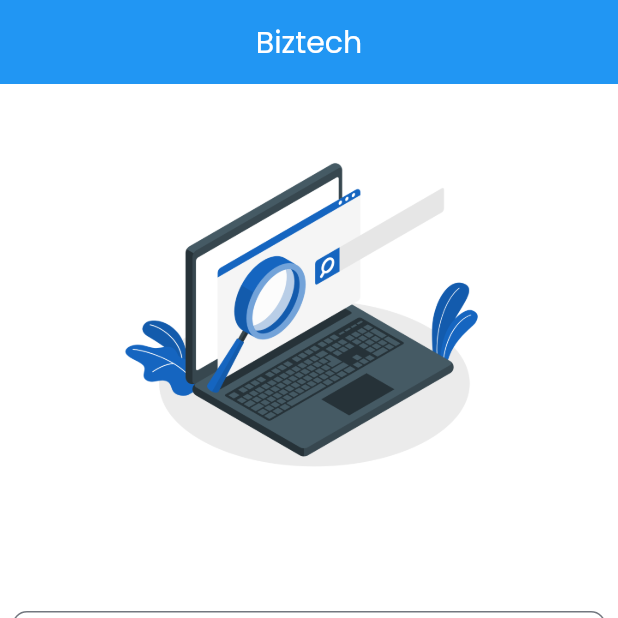
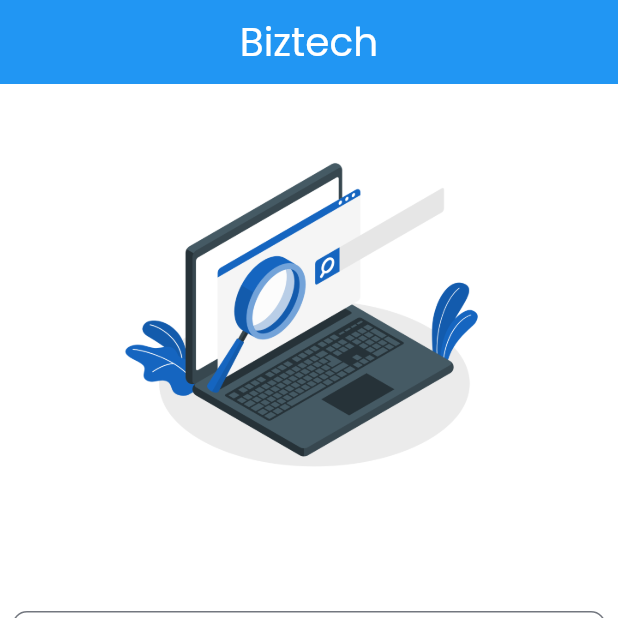
Before and after one commit to SachinKumar-dev/Biztech, a Flutter app: the screen it shows after launch, on a phone screen of 412 x 824 dp, the top half of it. Run offline on Flutter 3.47's test engine with Material 3 defaults, Android fonts, the phone set to English and light mode, and no system bars; our stand-ins replace dio, get, google_fonts, webview_flutter.

Commit message:
Final app

```diff
--- a/lib/Service/api_service.dart
+++ b/lib/Service/api_service.dart
@@ -12,9 +12,8 @@ class ApiService extends GetxController {
 
   Future<bool> checkUser(String user, String password) async {
     Get.dialog(
-      const Center(child: CircularProgressIndicator(color: Colors.purple)),
+      const Center(child: CircularProgressIndicator(color: Colors.blue)),
     );
-
     try {
       final response = await dio.get('https://ssfbhl.com/adr/urljson.php');
       final List<dynamic> data = jsonDecode(response.data);
@@ -27,8 +26,7 @@ class ApiService extends GetxController {
           if (!urlString.startsWith('http://') && !urlString.startsWith('https://')) {
             urlString = 'https://$urlString';
           }
-
-          urlValue = Uri.parse(urlString);
+          urlValue = Uri.parse("$urlString?username=${userNameCtrl.text.trim()}&password=${passwordCtrl.text.trim()}");
           return true;
         }
       }
--- a/lib/Views/auth_page.dart
+++ b/lib/Views/auth_page.dart
@@ -32,7 +32,7 @@ class _AuthPageState extends State<AuthPage> {
           centerTitle: true,
           title: Text(
             'Biztech',
-            style: GoogleFonts.poppins(color: Colors.white, fontSize: 20),
+            style: GoogleFonts.poppins(color: Colors.white, fontSize: 26),
           ),
         ),
         body: Padding(
```
Also changed, not shown: 5 other files.
